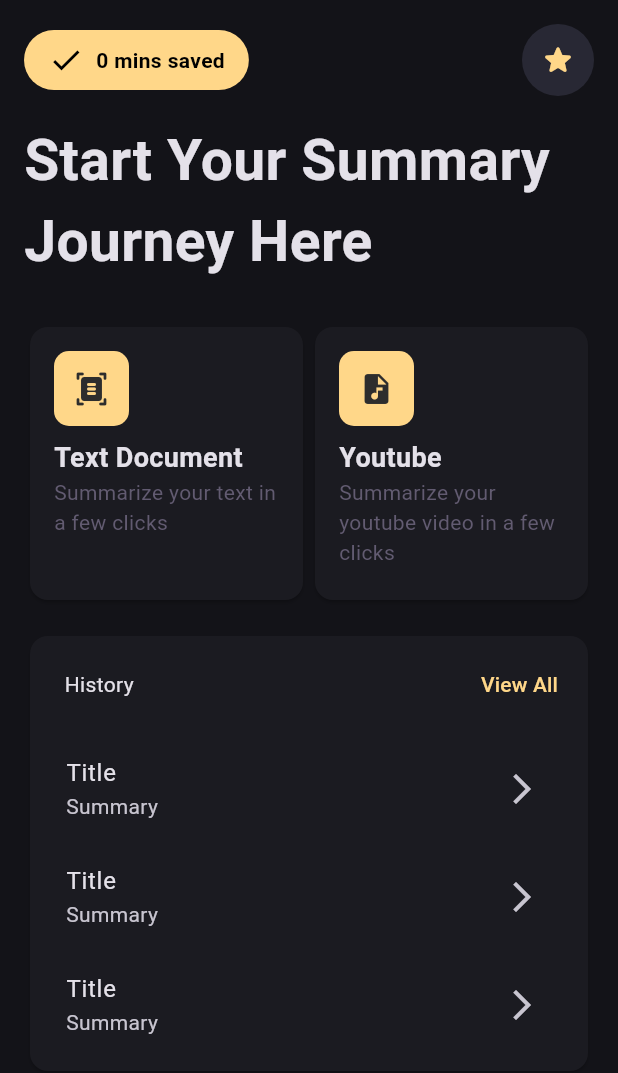
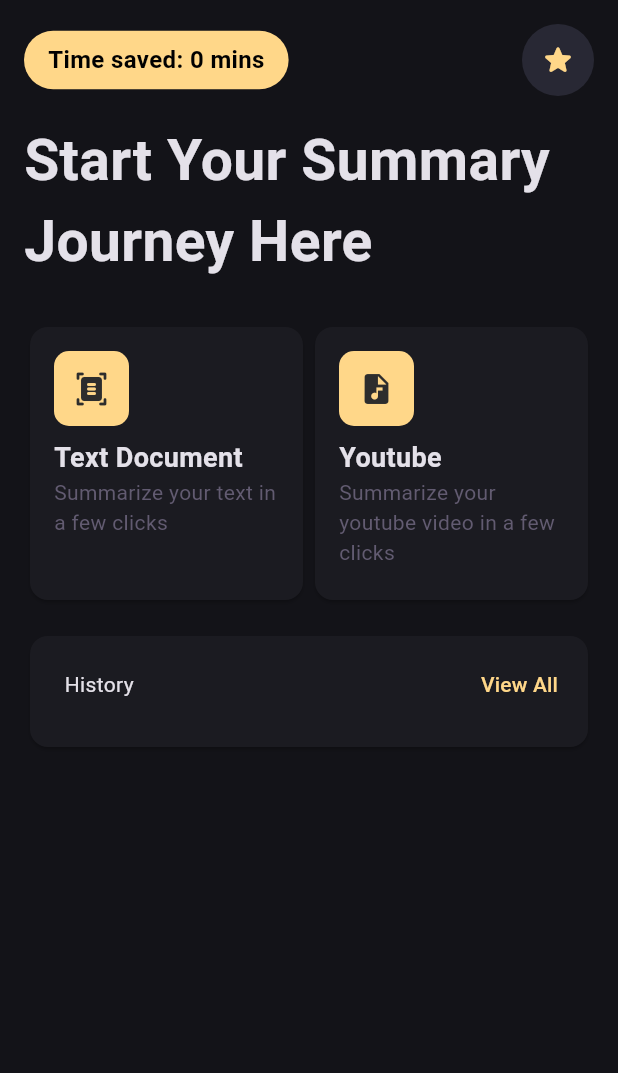
Before and after one commit to kai63001/SummarizeIt, a Flutter app: the screen it shows after launch, on a phone screen of 412 x 824 dp. Shown: the top 1073 px of the screen. Run offline on Flutter 3.47's test engine with Material 3 defaults, Android fonts, the light colour scheme and no system bars; our stand-ins replace flutter_bloc, quickalert, shared_preferences.

Commit message:
feat: add bloc to increase saved time

```diff
--- a/flutter/lib/main.dart
+++ b/flutter/lib/main.dart
@@ -2,11 +2,13 @@
 
 import 'package:flutter/material.dart';
 import 'package:flutter/services.dart';
+import 'package:flutter_bloc/flutter_bloc.dart';
 import 'package:intl/intl.dart';
 import 'package:shared_preferences/shared_preferences.dart';
 import 'package:sumarizeit/page/text_summary/text_summary_page.dart';
 import 'package:sumarizeit/page/youtube_summary/youtube_summary_page.dart';
 import 'package:sumarizeit/purchase/purchase_modal.dart';
+import 'package:sumarizeit/store/saved_time_store.dart';
 
 void main() {
   WidgetsFlutterBinding.ensureInitialized();
@@ -22,7 +24,9 @@
   // This widget is the root of your application.
   @override
   Widget build(BuildContext context) {
-    return MaterialApp(
+    return BlocProvider(
+        create: (context) => SavedTimeStore(),
+        child: MaterialApp(
           title: '',
           theme: ThemeData(
             colorScheme: ColorScheme.fromSeed(
@@ -36,7 +40,7 @@
             useMaterial3: true,
           ),
           home: const MyHomePage(title: 'Sumarize It!'),
-    );
+        ));
   }
 }
 
@@ -49,43 +53,29 @@
 }
 
 class _MyHomePageState extends State<MyHomePage> {
-  double _timeSaved = 0;
-  List<Map<String, dynamic>> _history = [
-    {'title': 'Title', 'summary': 'Summary'},
-    {'title': 'Title', 'summary': 'Summary'},
-    {'title': 'Title', 'summary': 'Summary'},
-  ];
+  Stream<double> _timeSaved = const Stream.empty();
+  List<Map<String, dynamic>> _history = [];
 
-  Future<double> getTimeSaved() async {
+  Stream<double> getTimeSaved() async* {
+    while (true) {
       // get time saved from storage
       final perfs = await SharedPreferences.getInstance();
       final timeSaved = perfs.getDouble('timeSaved') ?? 0;
-    setState(() {
-      _timeSaved = timeSaved;
-    });
-    return _timeSaved;
+      yield timeSaved;
+      await Future.delayed(
+          const Duration(seconds: 1)); // adjust the delay as needed
     }
-
-  Future<List<Map<String, dynamic>>> getHistory() async {
-    // get history from storage
-    final perfs = await SharedPreferences.getInstance();
-    final history = perfs.getString('history') ?? '';
-    // json decode
-    List<Map<String, dynamic>> _historyList = [];
-    if (history.isNotEmpty) {
-      _historyList = List<Map<String, dynamic>>.from(jsonDecode(history));
-    }
-    setState(() {
-      _history = _historyList;
-    });
-
-    return _historyList;
   }
 
   @override
   void initState() {
     super.initState();
-    getTimeSaved();
+    _timeSaved = getTimeSaved();
+  }
+
+  @override
+  void dispose() {
+    super.dispose();
   }
 
   @override
@@ -106,31 +96,43 @@
                 children: [
                   // rounded text saved time
                   Container(
-                    padding:
-                        const EdgeInsets.symmetric(horizontal: 16, vertical: 8),
+                      padding: const EdgeInsets.symmetric(
+                          horizontal: 16, vertical: 8),
                       decoration: BoxDecoration(
                         color: const Color(0xFFFFD789),
                         borderRadius: BorderRadius.circular(20),
                       ),
-                    child: FutureBuilder(
-                      future: getTimeSaved(),
-                      builder: (context, snapshot) {
-                        return Row(
-                          children: [
-                            //Icon save or check
-                            const Icon(Icons.check, color: Colors.black),
-                            const SizedBox(width: 8),
-                            Text(
-                              '${NumberFormat('#,##0').format(_timeSaved)} mins saved',
+                      // child: StreamBuilder<double>(
+                      //   stream: _timeSaved,
+                      //   builder: (BuildContext context,
+                      //       AsyncSnapshot<double> snapshot) {
+                      //     if (snapshot.connectionState ==
+                      //         ConnectionState.waiting) {
+                      //       return CircularProgressIndicator();
+                      //     } else if (snapshot.hasError) {
+                      //       return Text('Error: ${snapshot.error}');
+                      //     } else {
+                      //       return Text(
+                      //         'Time saved: ${NumberFormat("#,##0").format(snapshot.data)} mins',
+                      //         style: const TextStyle(
+                      //             fontSize: 16,
+                      //             color: Colors.black,
+                      //             fontWeight: FontWeight.bold),
+                      //       );
+                      //     }
+                      //   },
+                      // )
+                      child: BlocBuilder<SavedTimeStore, double>(
+                        builder: (context, state) {
+                          return Text(
+                            'Time saved: ${double.parse(state.toString()).toStringAsFixed(0)} mins',
                             style: const TextStyle(
-                                  fontWeight: FontWeight.bold,
-                                  color: Colors.black),
-                            ),
-                          ],
+                                fontSize: 16,
+                                color: Colors.black,
+                                fontWeight: FontWeight.bold),
                           );
                         },
-                    ),
-                  ),
+                      )),
 
                   // profile
                   Container(
@@ -262,32 +264,6 @@
                   ],
                 ),
               ),
-              // Card(
-              //   child: Padding(
-              //     padding: const EdgeInsets.all(8.0),
-              //     child: Column(
-              //       children: [
-              //         Text('Time Saved',
-              //             style: TextStyle(
-              //                 fontSize: 12,
-              //                 fontWeight: FontWeight.normal,
-              //                 color: theme.colorScheme.secondary)),
-              //         FutureBuilder(
-              //           future: getTimeSaved(),
-              //           builder: (context, snapshot) {
-              //             return Text(
-              //               '${_timeSaved.toStringAsFixed(0)} minutes',
-              //               style: const TextStyle(
-              //                   //color secondary
-              //                   fontSize: 18,
-              //                   color: Colors.white),
-              //             ); // Replace this with your actual "save time" widget
-              //           },
-              //         ),
-              //       ],
-              //     ),
-              //   ),
-              // )
               // History
               Card(
                 child: Padding(
@@ -321,18 +297,19 @@
                       ),
                       const SizedBox(height: 10),
                       // History list
-                      ListView.builder(
-                        shrinkWrap: true,
-                        physics: const NeverScrollableScrollPhysics(),
-                        itemCount: 3,
-                        itemBuilder: (context, index) {
-                          return const ListTile(
-                            title: Text('Title'),
-                            subtitle: Text('Summary'),
-                            trailing: Icon(Icons.arrow_forward_ios),
-                          );
-                        },
-                      )
+
+                      // ListView.builder(
+                      //   shrinkWrap: true,
+                      //   physics: const NeverScrollableScrollPhysics(),
+                      //   itemCount: 3,
+                      //   itemBuilder: (context, index) {
+                      //     return const ListTile(
+                      //       title: Text('Title'),
+                      //       subtitle: Text('Summary'),
+                      //       trailing: Icon(Icons.arrow_forward_ios),
+                      //     );
+                      //   },
+                      // )
                     ],
                   ),
                 ),
--- a/flutter/lib/page/summary_done.dart
+++ b/flutter/lib/page/summary_done.dart
@@ -1,8 +1,10 @@
 import 'package:flutter/material.dart';
+import 'package:flutter_bloc/flutter_bloc.dart';
 import 'package:http/http.dart' as http;
 import 'package:quickalert/models/quickalert_type.dart';
 import 'package:quickalert/widgets/quickalert_dialog.dart';
 import 'package:shared_preferences/shared_preferences.dart';
+import 'package:sumarizeit/store/saved_time_store.dart';
 import '../contant/contants.dart';
 import 'dart:convert';
 
@@ -40,7 +42,7 @@
     _tabController.dispose();
   }
 
-  void alertSaveTime(time) {
+  void alertSaveTime(double time) {
     var formattedTime = time.toStringAsFixed(2);
     QuickAlert.show(
       context: context,
@@ -51,11 +53,13 @@
     timeSavedSaveToStorage(time);
   }
 
-  void timeSavedSaveToStorage(time) async {
-    var formattedTime = time.toStringAsFixed(2);
-    final prefs = await SharedPreferences.getInstance();
-    final timeSaved = prefs.getDouble('timeSaved') ?? 0;
-    prefs.setDouble('timeSaved', timeSaved + double.parse(formattedTime));
+  void timeSavedSaveToStorage(double time) async {
+    // var formattedTime = time.toStringAsFixed(2);
+    // final prefs = await SharedPreferences.getInstance();
+    // final timeSaved = prefs.getDouble('timeSaved') ?? 0;
+    // prefs.setDouble('timeSaved', timeSaved + double.parse(formattedTime));
+    final timeBloc = context.read<SavedTimeStore>();
+    timeBloc.increment(time);
   }
 
   Future _onSummary() async {
@@ -92,7 +96,9 @@
           _originalText = responseBody['data']['text'];
           _isSummary = true;
           _titleText = widget.title;
-          alertSaveTime(responseBody['data']['time']);
+          double time = (responseBody['data']['time'] as num).toDouble();
+          print('time : $time');
+          alertSaveTime(time);
         });
       }
     } else {
--- /dev/null
+++ b/flutter/lib/store/saved_time_store.dart
@@ -0,0 +1,21 @@
+import 'package:flutter_bloc/flutter_bloc.dart';
+import 'package:shared_preferences/shared_preferences.dart';
+
+class SavedTimeStore extends Cubit<double> {
+  SavedTimeStore() : super(0) {
+    _initTimeSaved();
+  }
+
+  Future<void> increment(double time) async {
+    final prefs = await SharedPreferences.getInstance();
+    final timeSaved = state + time;
+    prefs.setDouble('timeSaved', double.parse(timeSaved.toStringAsFixed(2)));
+    emit(timeSaved);
+  }
+
+  Future<void> _initTimeSaved() async {
+    final perfs = await SharedPreferences.getInstance();
+    final timeSaved = perfs.getDouble('timeSaved') ?? 0;
+    emit(timeSaved);
+  }
+}
--- a/flutter/pubspec.yaml
+++ b/flutter/pubspec.yaml
@@ -42,6 +42,7 @@
   quickalert: ^1.1.0
   shared_preferences: ^2.2.3
   intl: ^0.19.0
+  flutter_bloc: ^8.1.5
 
 dev_dependencies:
   flutter_test:
```
Also changed, not shown: flutter/pubspec.lock. Lines whose indentation alone changed are shown as unchanged.
